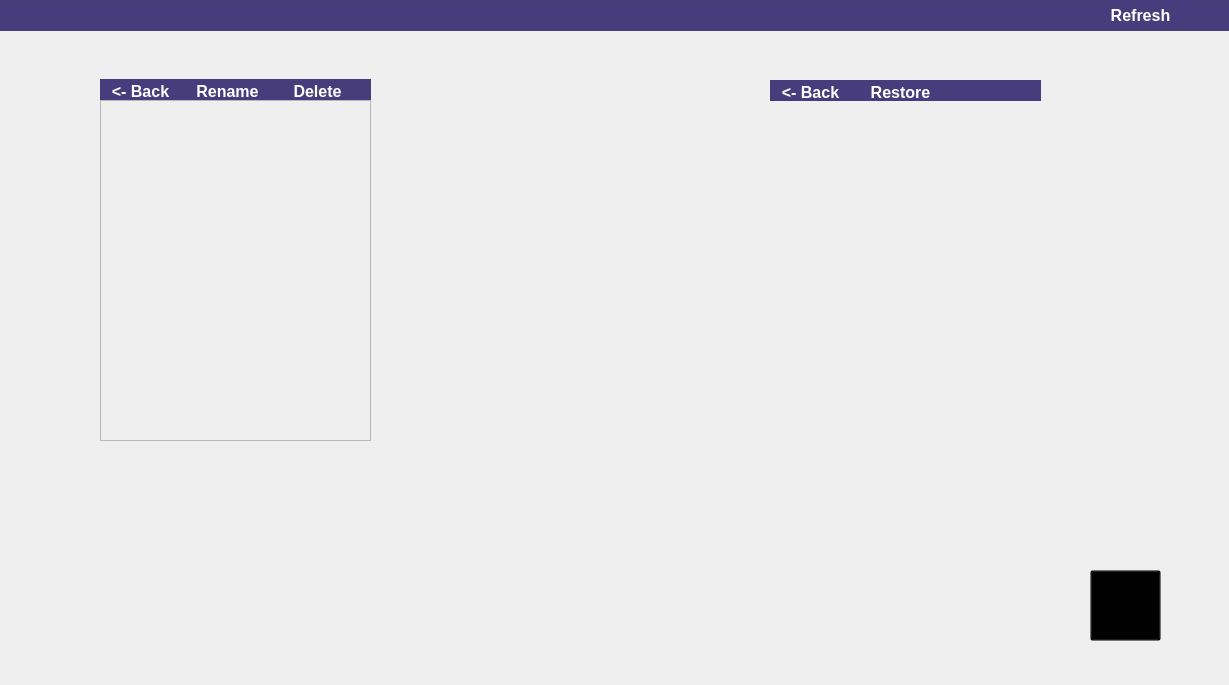
Old version of the form OneDrive/OneDrive/Account.ui in the repository mihaitudor17/One-Drive.
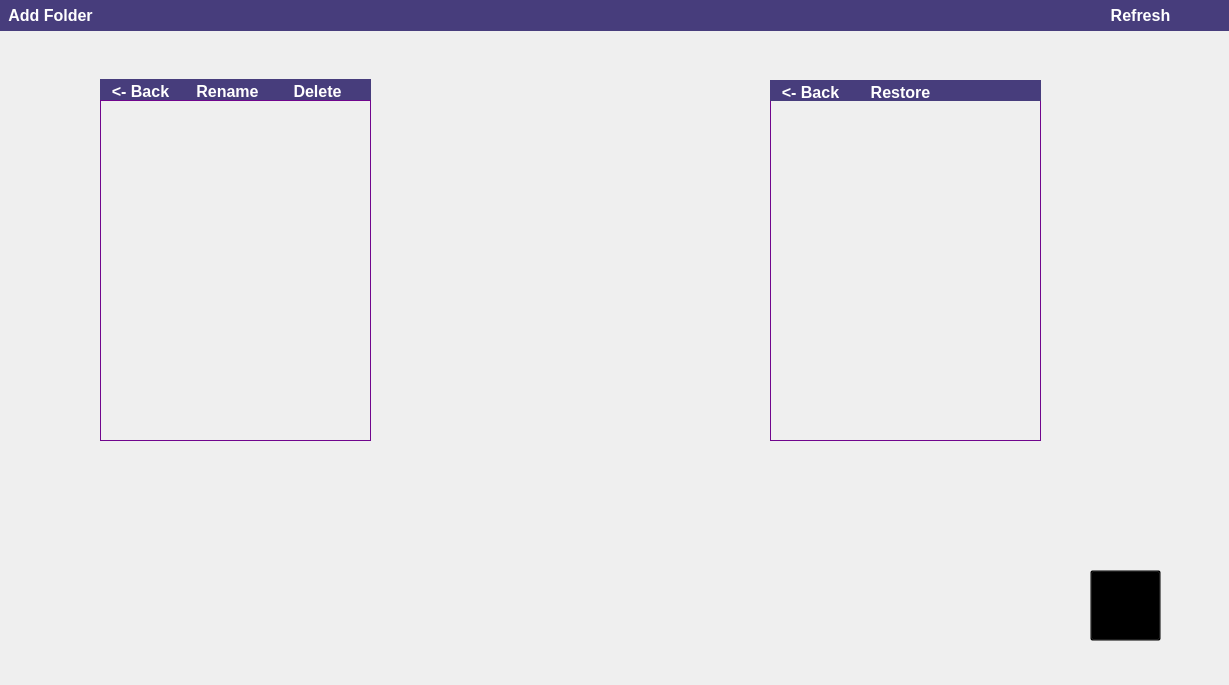
New version of the form. Icons and pictures are not drawn.

The edit to the form file:
```diff
--- a/OneDrive/OneDrive/Account.ui
+++ b/OneDrive/OneDrive/Account.ui
@@ -13,6 +13,12 @@
   <property name="windowTitle">
    <string>Account</string>
   </property>
+  <property name="styleSheet">
+   <string notr="true">.QScrollArea
+{
+border:1px solid rgb(112, 6, 141);
+}</string>
+  </property>
   <widget class="QScrollArea" name="localFolder">
    <property name="geometry">
     <rect>
@@ -22,6 +28,9 @@
      <height>341</height>
     </rect>
    </property>
+   <property name="styleSheet">
+    <string notr="true"/>
+   </property>
    <property name="verticalScrollBarPolicy">
     <enum>Qt::ScrollBarAsNeeded</enum>
    </property>
@@ -65,7 +74,11 @@
     </rect>
    </property>
    <property name="styleSheet">
-    <string notr="true">background:transparent;</string>
+    <string notr="true">scrollArea
+{
+background:transparent;
+border:1px solid rgb(97, 8, 176);
+}</string>
    </property>
    <property name="verticalScrollBarPolicy">
     <enum>Qt::ScrollBarAsNeeded</enum>
@@ -290,7 +303,7 @@
      <rect>
       <x>180</x>
       <y>0</y>
-      <width>81</width>
+      <width>91</width>
       <height>24</height>
      </rect>
     </property>
@@ -361,6 +374,36 @@
      <string>Refresh</string>
     </property>
    </widget>
+   <widget class="QPushButton" name="back_local_3">
+    <property name="geometry">
+     <rect>
+      <x>0</x>
+      <y>0</y>
+      <width>101</width>
+      <height>31</height>
+     </rect>
+    </property>
+    <property name="styleSheet">
+     <string notr="true">QPushButton
+{
+font-weight:bold ;
+font-style : normal;
+border: 0.1px solid black;
+border-radius:15px;
+background:rgb(71, 61, 124);
+color:white;
+font-size:16px;
+}
+
+QPushButton:hover
+{
+   background-color:rgb(170, 149, 255);
+}</string>
+    </property>
+    <property name="text">
+     <string>Add Folder</string>
+    </property>
+   </widget>
   </widget>
   <widget class="QPushButton" name="pushButton">
    <property name="geometry">
```
Left out of the diff: 16 changed lines with no effect on the pictures.
